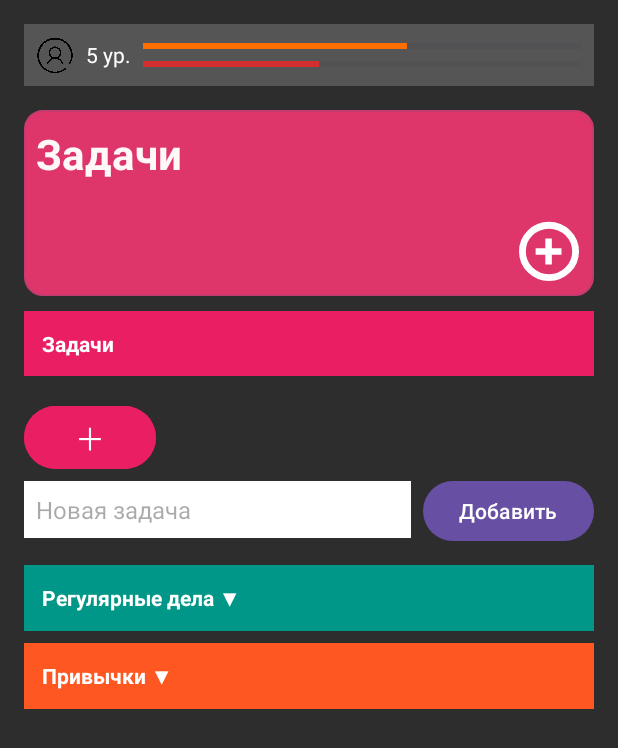
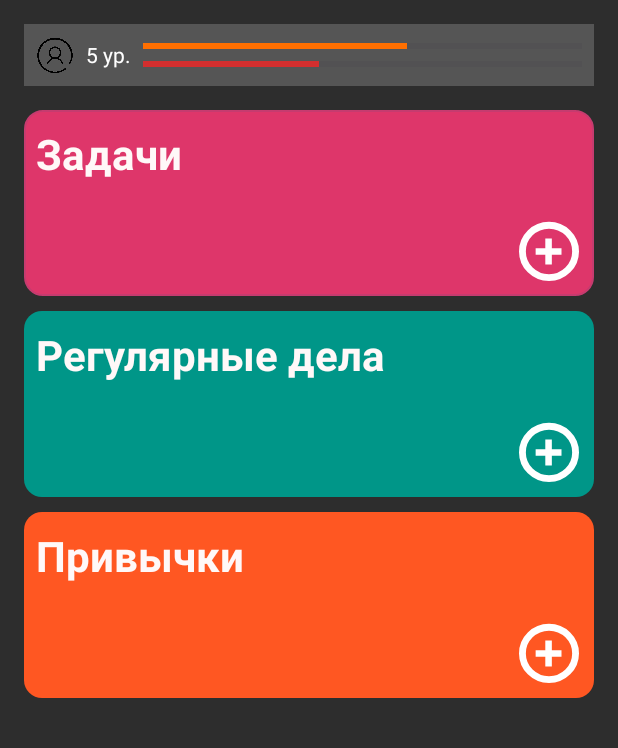
Before and after one commit to alphbta/Habit-Forge-app, an Android app: the screen it shows after launch (MainActivity), on a phone screen of 412 x 824 dp. Shown: the top 748 px of the screen. Run offline under Robolectric (Android 15) with nearby library versions, the light colour scheme and no system bars.

Commit message:
Экран для добавляния задач

```diff
--- /dev/null
+++ b/app/src/main/res/drawable/bg_gradient_blue.xml
@@ -0,0 +1,9 @@
+<?xml version="1.0" encoding="utf-8"?>
+<shape xmlns:android="http://schemas.android.com/apk/res/android"
+    android:shape="rectangle">
+
+    <solid android:color="#009688" />
+
+    <corners android:radius="12dp" />
+
+</shape>
--- /dev/null
+++ b/app/src/main/res/drawable/bg_gradient_orange.xml
@@ -0,0 +1,9 @@
+<?xml version="1.0" encoding="utf-8"?>
+<shape xmlns:android="http://schemas.android.com/apk/res/android"
+    android:shape="rectangle">
+
+    <solid android:color="#FF5722" />
+
+    <corners android:radius="12dp" />
+
+</shape>
--- a/app/src/main/res/layout/activity_main.xml
+++ b/app/src/main/res/layout/activity_main.xml
@@ -88,82 +88,74 @@
             android:layout_marginBottom="10dp"
             android:layout_marginTop="16dp"/>
     </LinearLayout>
-
-    <TextView
-        android:id="@+id/tasksHeader"
+    <LinearLayout
         android:layout_width="match_parent"
         android:layout_height="wrap_content"
-        android:layout_marginBottom="8dp"
-        android:background="#E91E63"
-        android:padding="12dp"
-        android:text="Задачи"
-        android:textStyle="bold" />
+        android:background="@drawable/bg_gradient_blue"
+        android:orientation="vertical"
+        android:layout_marginBottom="10dp">
 
-    <Button
-        android:id="@+id/addNewTaskButton"
-        android:text="＋"
-        android:textSize="20sp"
-        android:layout_width="wrap_content"
-        android:layout_height="wrap_content"
-        android:layout_marginTop="8dp"
-        android:backgroundTint="#E91E63"
-        android:textColor="#FFFFFF"/>
+        <TextView
+            android:layout_width="wrap_content"
+            android:layout_height="wrap_content"
+            android:text="Регулярные дела"
+            android:textSize="28sp"
+            android:textStyle="bold"
+            android:textColor="#FFF8F8"
+            android:layout_marginStart="8dp"
+            android:layout_marginTop="10dp"/>
+
+        <androidx.recyclerview.widget.RecyclerView
+            android:id="@+id/regularTaskList"
+            android:layout_width="match_parent"
+            android:layout_height="wrap_content"
+            android:layout_marginTop="10dp"
+            android:layout_marginStart="12dp"
+            android:layout_marginEnd="12dp"/>
+
+        <ImageView
+            android:id="@+id/addRegularTask"
+            android:layout_width="40dp"
+            android:layout_height="40dp"
+            android:src="@drawable/ic_add"
+            android:layout_gravity="end"
+            android:layout_marginEnd="10dp"
+            android:layout_marginBottom="10dp"
+            android:layout_marginTop="16dp"/>
+    </LinearLayout>
     <LinearLayout
-        android:id="@+id/tasksContent"
-        android:orientation="vertical"
-        android:visibility="gone"
         android:layout_width="match_parent"
         android:layout_height="wrap_content"
-        android:background="#F48FB1"
-        android:padding="12dp"
-        android:layout_marginBottom="16dp">
+        android:background="@drawable/bg_gradient_orange"
+        android:orientation="vertical"
+        android:layout_marginBottom="10dp">
+
+        <TextView
+            android:layout_width="wrap_content"
+            android:layout_height="wrap_content"
+            android:text="Привычки"
+            android:textSize="28sp"
+            android:textStyle="bold"
+            android:textColor="#FFF8F8"
+            android:layout_marginStart="8dp"
+            android:layout_marginTop="10dp"/>
 
         <androidx.recyclerview.widget.RecyclerView
-            android:id="@+id/tasksRecyclerView"
+            android:id="@+id/habitsList"
             android:layout_width="match_parent"
-            android:layout_height="wrap_content" />
+            android:layout_height="wrap_content"
+            android:layout_marginTop="10dp"
+            android:layout_marginStart="12dp"
+            android:layout_marginEnd="12dp"/>
+
+        <ImageView
+            android:id="@+id/addHabits"
+            android:layout_width="40dp"
+            android:layout_height="40dp"
+            android:src="@drawable/ic_add"
+            android:layout_gravity="end"
+            android:layout_marginEnd="10dp"
+            android:layout_marginBottom="10dp"
+            android:layout_marginTop="16dp"/>
     </LinearLayout>
-    <LinearLayout
-        android:orientation="horizontal"
-        android:layout_width="match_parent"
-        android:layout_height="wrap_content"
-        android:layout_marginBottom="12dp">
-
-        <EditText
-            android:id="@+id/inputTask"
-            android:layout_weight="1"
-            android:layout_width="0dp"
-            android:layout_height="wrap_content"
-            android:hint="Новая задача"
-            android:background="#FFFFFF"
-            android:padding="8dp"
-            android:textColor="#000000"
-            android:textSize="16sp" />
-
-        <Button
-            android:id="@+id/addTaskButton"
-            android:text="Добавить"
-            android:layout_width="wrap_content"
-            android:layout_height="wrap_content"
-            android:layout_marginStart="8dp" />
-    </LinearLayout>
-    <TextView
-        android:id="@+id/routinesHeader"
-        android:layout_width="match_parent"
-        android:layout_height="wrap_content"
-        android:layout_marginBottom="8dp"
-        android:background="#009688"
-        android:padding="12dp"
-        android:text="Регулярные дела ▼"
-        android:textStyle="bold" />
-
-    <TextView
-        android:id="@+id/habitsHeader"
-        android:layout_width="match_parent"
-        android:layout_height="wrap_content"
-        android:layout_marginBottom="8dp"
-        android:background="#FF5722"
-        android:padding="12dp"
-        android:text="Привычки ▼"
-        android:textStyle="bold" />
 </LinearLayout>
```
